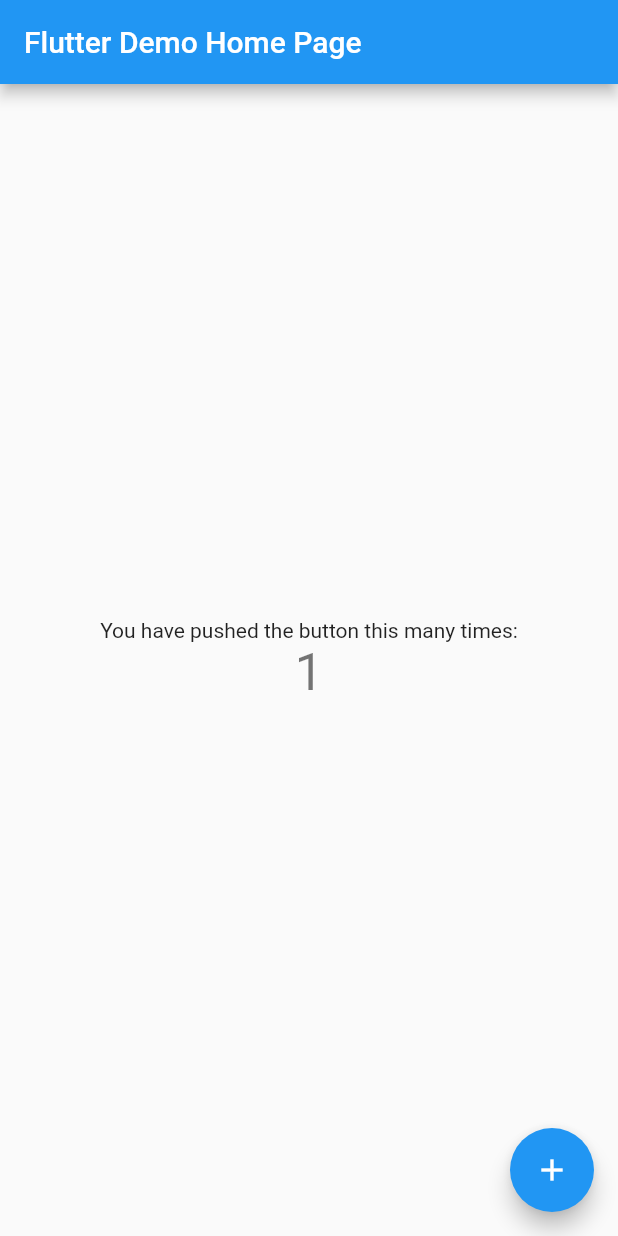
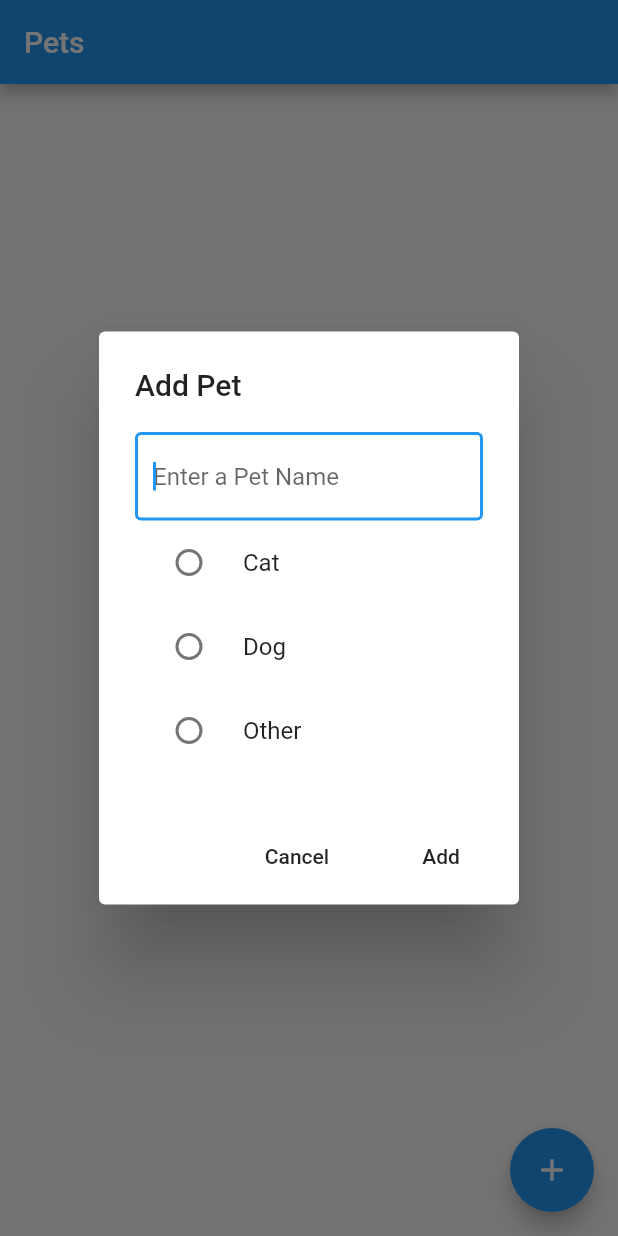
Before and after one commit to abner423/pet_vaccination_app, a Flutter app: the screen it shows after launch, after a tap on the "add" icon, on a phone screen of 412 x 824 dp. Run offline on Flutter 3.47's test engine with Material 2 defaults, Android fonts, the phone set to English and light mode, and no system bars; our stand-ins replace cloud_firestore, flutter_form_builder; accounts and stored records are empty.

Commit message:
Mudando tematica para vacinação de animais

```diff
--- a/lib/main.dart
+++ b/lib/main.dart
@@ -1,117 +1,203 @@
+import 'package:cloud_firestore/cloud_firestore.dart';
 import 'package:flutter/material.dart';
+import 'package:doarti_trainee/PetDetails.dart';
+import 'package:doarti_trainee/repository/DataRepository.dart';
+import 'package:doarti_trainee/utils/pet_icons.dart';
 
-void main() {
-  runApp(MyApp());
-}
+import 'models/pet.dart';
+
+void main() => runApp(MyApp());
+
+const BoldStyle = TextStyle(fontSize: 18.0, fontWeight: FontWeight.bold);
 
 class MyApp extends StatelessWidget {
   // This widget is the root of your application.
   @override
   Widget build(BuildContext context) {
     return MaterialApp(
-      title: 'Flutter Demo',
-      theme: ThemeData(
-        // This is the theme of your application.
-        //
-        // Try running your application with "flutter run". You'll see the
-        // application has a blue toolbar. Then, without quitting the app, try
-        // changing the primarySwatch below to Colors.green and then invoke
-        // "hot reload" (press "r" in the console where you ran "flutter run",
-        // or simply save your changes to "hot reload" in a Flutter IDE).
-        // Notice that the counter didn't reset back to zero; the application
-        // is not restarted.
-        primarySwatch: Colors.blue,
-        // This makes the visual density adapt to the platform that you run
-        // the app on. For desktop platforms, the controls will be smaller and
-        // closer together (more dense) than on mobile platforms.
-        visualDensity: VisualDensity.adaptivePlatformDensity,
-      ),
-      home: MyHomePage(title: 'Flutter Demo Home Page'),
-    );
+        title: 'Pet Medical Central',
+        theme: ThemeData(
+          primarySwatch: Colors.blue,
+        ),
+        home: HomeList());
   }
 }
 
-class MyHomePage extends StatefulWidget {
-  MyHomePage({Key key, this.title}) : super(key: key);
-
-  // This widget is the home page of your application. It is stateful, meaning
-  // that it has a State object (defined below) that contains fields that affect
-  // how it looks.
-
-  // This class is the configuration for the state. It holds the values (in this
-  // case the title) provided by the parent (in this case the App widget) and
-  // used by the build method of the State. Fields in a Widget subclass are
-  // always marked "final".
-
-  final String title;
-
+class HomeList extends StatefulWidget {
   @override
-  _MyHomePageState createState() => _MyHomePageState();
+  _HomeListState createState() => _HomeListState();
 }
 
-class _MyHomePageState extends State<MyHomePage> {
-  int _counter = 0;
-
-  void _incrementCounter() {
-    setState(() {
-      // This call to setState tells the Flutter framework that something has
-      // changed in this State, which causes it to rerun the build method below
-      // so that the display can reflect the updated values. If we changed
-      // _counter without calling setState(), then the build method would not be
-      // called again, and so nothing would appear to happen.
-      _counter++;
-    });
-  }
+class _HomeListState extends State<HomeList> {
+  final DataRepository repository = DataRepository();
 
   @override
   Widget build(BuildContext context) {
-    // This method is rerun every time setState is called, for instance as done
-    // by the _incrementCounter method above.
-    //
-    // The Flutter framework has been optimized to make rerunning build methods
-    // fast, so that you can just rebuild anything that needs updating rather
-    // than having to individually change instances of widgets.
+    return _buildHome(context);
+  }
+
+  Widget _buildHome(BuildContext context) {
     return Scaffold(
       appBar: AppBar(
-        // Here we take the value from the MyHomePage object that was created by
-        // the App.build method, and use it to set our appbar title.
-        title: Text(widget.title),
+        title: Text("Pets"),
       ),
-      body: Center(
-        // Center is a layout widget. It takes a single child and positions it
-        // in the middle of the parent.
-        child: Column(
-          // Column is also a layout widget. It takes a list of children and
-          // arranges them vertically. By default, it sizes itself to fit its
-          // children horizontally, and tries to be as tall as its parent.
-          //
-          // Invoke "debug painting" (press "p" in the console, choose the
-          // "Toggle Debug Paint" action from the Flutter Inspector in Android
-          // Studio, or the "Toggle Debug Paint" command in Visual Studio Code)
-          // to see the wireframe for each widget.
-          //
-          // Column has various properties to control how it sizes itself and
-          // how it positions its children. Here we use mainAxisAlignment to
-          // center the children vertically; the main axis here is the vertical
-          // axis because Columns are vertical (the cross axis would be
-          // horizontal).
-          mainAxisAlignment: MainAxisAlignment.center,
-          children: <Widget>[
-            Text(
-              'You have pushed the button this many times:',
-            ),
-            Text(
-              '$_counter',
-              style: Theme.of(context).textTheme.headline4,
-            ),
-          ],
-        ),
-      ),
+      body: StreamBuilder<QuerySnapshot>(
+          stream: repository.getStream(),
+          builder: (context, snapshot) {
+            if (!snapshot.hasData) return LinearProgressIndicator();
+
+            return _buildList(context, snapshot.data.documents);
+          }),
       floatingActionButton: FloatingActionButton(
-        onPressed: _incrementCounter,
-        tooltip: 'Increment',
+        onPressed: () {
+          _addPet();
+        },
+        tooltip: 'Add Pet',
         child: Icon(Icons.add),
       ), // This trailing comma makes auto-formatting nicer for build methods.
     );
   }
+
+  void _addPet() {
+    AlertDialogWidget dialogWidget = AlertDialogWidget();
+    showDialog(
+        context: context,
+        builder: (BuildContext context) {
+          return AlertDialog(
+              title: const Text("Add Pet"),
+              content: dialogWidget,
+              actions: <Widget>[
+                FlatButton(
+                    onPressed: () {
+                      Navigator.of(context).pop();
+                    },
+                    child: Text("Cancel")),
+                FlatButton(
+                    onPressed: () {
+                      Pet newPet = Pet(dialogWidget.petName,
+                          type: dialogWidget.character);
+                      repository.addPet(newPet);
+                      Navigator.of(context).pop();
+                    },
+                    child: Text("Add")),
+              ]);
+        });
+  }
+
+  Widget _buildList(BuildContext context, List<DocumentSnapshot> snapshot) {
+    return ListView(
+      padding: const EdgeInsets.only(top: 20.0),
+      children: snapshot.map((data) => _buildListItem(context, data)).toList(),
+    );
+  }
+
+  Widget _buildListItem(BuildContext context, DocumentSnapshot snapshot) {
+    final pet = Pet.fromSnapshot(snapshot);
+    if (pet == null) {
+      return Container();
+    }
+
+    return Container(
+        padding: const EdgeInsets.symmetric(horizontal: 16.0),
+        child: InkWell(
+          child: Row(
+            children: <Widget>[
+              Expanded(
+                  child:
+                      Text(pet.name == null ? "" : pet.name, style: BoldStyle)),
+              _getPetIcon(pet.type)
+            ],
+          ),
+          onTap: () {
+            _navigate(BuildContext context) {
+              Navigator.push(
+                  context,
+                  MaterialPageRoute(
+                    builder: (context) => PetDetails(pet),
+                  ));
+            }
+
+            _navigate(context);
+          },
+          highlightColor: Colors.green,
+          splashColor: Colors.blue,
+        ));
+  }
+
+  Widget _getPetIcon(String type) {
+    Widget petIcon;
+    if (type == "cat") {
+      petIcon = IconButton(
+        icon: Icon(Pets.cat),
+        onPressed: () {},
+      );
+    } else if (type == "dog") {
+      petIcon = IconButton(
+        icon: Icon(Pets.dog_seating),
+        onPressed: () {},
+      );
+    } else {
+      petIcon = IconButton(
+        icon: Icon(Icons.pets),
+        onPressed: () {},
+      );
+    }
+    return petIcon;
+  }
 }
+
+class AlertDialogWidget extends StatefulWidget {
+  String petName;
+  String character = '';
+
+  @override
+  _AlertDialogWidgetState createState() => _AlertDialogWidgetState();
+}
+
+class _AlertDialogWidgetState extends State<AlertDialogWidget> {
+  @override
+  Widget build(BuildContext context) {
+    return SingleChildScrollView(
+      child: ListBody(
+        children: <Widget>[
+          TextField(
+            autofocus: true,
+            decoration: InputDecoration(
+                border: OutlineInputBorder(), hintText: "Enter a Pet Name"),
+            onChanged: (text) => widget.petName = text,
+          ),
+          RadioListTile(
+            title: Text("Cat"),
+            value: "cat",
+            groupValue: widget.character,
+            onChanged: (String value) {
+              setState(() {
+                widget.character = value;
+              });
+            },
+          ),
+          RadioListTile(
+            title: Text("Dog"),
+            value: "dog",
+            groupValue: widget.character,
+            onChanged: (String value) {
+              setState(() {
+                widget.character = value;
+              });
+            },
+          ),
+          RadioListTile(
+            title: Text("Other"),
+            value: "other",
+            groupValue: widget.character,
+            onChanged: (String value) {
+              setState(() {
+                widget.character = value;
+              });
+            },
+          )
+        ],
+      ),
+    );
+  }
+}
--- /dev/null
+++ b/lib/models/pet.dart
@@ -0,0 +1,62 @@
+import 'package:cloud_firestore/cloud_firestore.dart';
+import 'package:doarti_trainee/models/vaccionation.dart';
+
+class Pet {
+  String name;
+  String notes;
+  String type;
+
+  List<Vaccination> vaccinations = List<Vaccination>();
+
+  DocumentReference reference;
+
+  Pet(this.name, {this.notes, this.type, this.reference, this.vaccinations});
+
+  factory Pet.fromSnapshot(DocumentSnapshot snapshot) {
+    Pet newPet = Pet.fromJson(snapshot.data);
+    newPet.reference = snapshot.reference;
+    return newPet;
+  }
+
+  factory Pet.fromJson(Map<String, dynamic> json) => _PetFromJson(json);
+
+  Map<String, dynamic> toJson() => _PetToJson(this);
+  @override
+  String toString() => "Pet<$name>";
+}
+
+Pet _PetFromJson(Map<String, dynamic> json) {
+  return Pet(json['name'] as String,
+      notes: json['notes'] as String,
+      type: json['type'] as String,
+      vaccinations: _convertVaccinations(json['vaccinations'] as List));
+}
+
+List<Vaccination> _convertVaccinations(List vaccinationMap) {
+  if (vaccinationMap == null) {
+    return null;
+  }
+  List<Vaccination> vaccinations = List<Vaccination>();
+  vaccinationMap.forEach((value) {
+    vaccinations.add(Vaccination.fromJson(value));
+  });
+  return vaccinations;
+}
+
+Map<String, dynamic> _PetToJson(Pet instance) => <String, dynamic>{
+      'name': instance.name,
+      'notes': instance.notes,
+      'type': instance.type,
+      'vaccinations': _VaccinationList(instance.vaccinations),
+    };
+
+List<Map<String, dynamic>> _VaccinationList(List<Vaccination> vaccinations) {
+  if (vaccinations == null) {
+    return null;
+  }
+  List<Map<String, dynamic>> vaccinationMap = List<Map<String, dynamic>>();
+  vaccinations.forEach((vaccination) {
+    vaccinationMap.add(vaccination.toJson());
+  });
+  return vaccinationMap;
+}
--- /dev/null
+++ b/lib/models/vaccionation.dart
@@ -0,0 +1,36 @@
+import 'package:cloud_firestore/cloud_firestore.dart';
+
+class Vaccination {
+  // 1
+  String vaccination;
+  DateTime date;
+  bool done;
+  // 2
+  DocumentReference reference;
+  // 3
+  Vaccination(this.vaccination, {this.date, this.done, this.reference});
+  // 4
+  factory Vaccination.fromJson(Map<dynamic, dynamic> json) =>
+      _VaccinationFromJson(json);
+  // 5
+  Map<String, dynamic> toJson() => _VaccinationToJson(this);
+  @override
+  String toString() => "Vaccination<$vaccination>";
+}
+
+//1
+Vaccination _VaccinationFromJson(Map<dynamic, dynamic> json) {
+  return Vaccination(
+    json['vaccination'] as String,
+    date: json['date'] == null ? null : (json['date'] as Timestamp).toDate(),
+    done: json['done'] as bool,
+  );
+}
+
+//2
+Map<String, dynamic> _VaccinationToJson(Vaccination instance) =>
+    <String, dynamic>{
+      'vaccination': instance.vaccination,
+      'date': instance.date,
+      'done': instance.done,
+    };
--- /dev/null
+++ b/lib/repository/dataRepository.dart
@@ -0,0 +1,20 @@
+import 'package:doarti_trainee/models/pet.dart';
+import 'package:cloud_firestore/cloud_firestore.dart';
+
+class DataRepository {
+  final CollectionReference collection = Firestore.instance.collection('pets');
+
+  Stream<QuerySnapshot> getStream() {
+    return collection.snapshots();
+  }
+
+  Future<DocumentReference> addPet(Pet pet) {
+    return collection.add(pet.toJson());
+  }
+
+  updatePet(Pet pet) async {
+    await collection
+        .document(pet.reference.documentID)
+        .updateData(pet.toJson());
+  }
+}
--- /dev/null
+++ b/lib/utils/pet_icons.dart
@@ -0,0 +1,11 @@
+import 'package:flutter/widgets.dart';
+
+class Pets {
+  Pets._();
+
+  static const _kFontFam = 'Pets';
+
+  static const IconData cat = const IconData(0xe800, fontFamily: _kFontFam);
+  static const IconData dog_seating =
+      const IconData(0xe801, fontFamily: _kFontFam);
+}
```
Also changed, not shown: lib/petDetails.dart (added, +301 -0 lines), lib/utils/constants.dart (added, +13 -0 lines), pubspec.yaml (+3 -7 lines), pubspec.lock, 3 other files.
